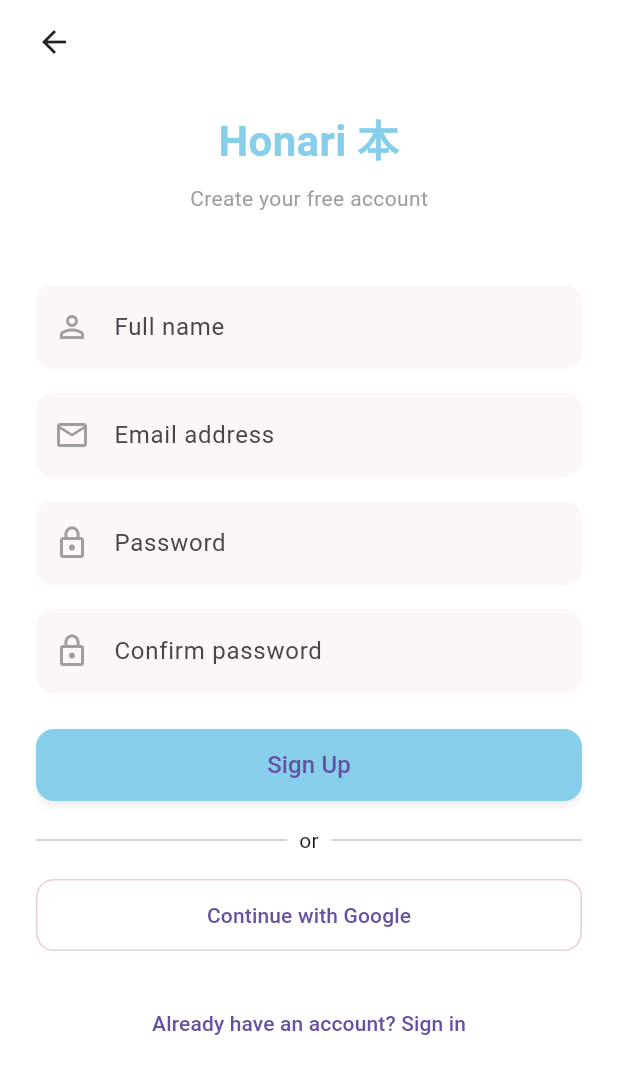
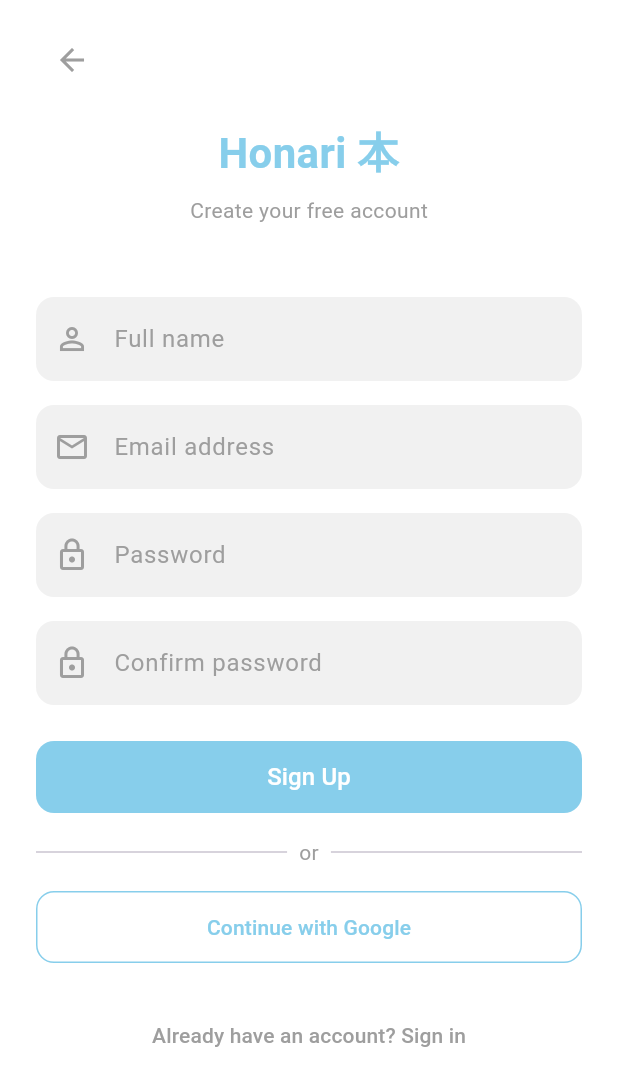
Before and after one commit to deesnutz00/honari, a Flutter app: the SignUpScreen screen opened directly, on a phone screen of 412 x 824 dp. Shown: the top 1086 px of the screen. Run offline on Flutter 3.47's test engine with Material 3 defaults, Android fonts, the light colour scheme and no system bars; our stand-ins replace shared_preferences; accounts and stored records are empty.

Commit message:
minor changes to asthetics

```diff
--- a/lib/screens/signup_screen.dart
+++ b/lib/screens/signup_screen.dart
@@ -13,8 +13,11 @@ class SignUpScreen extends StatelessWidget {
           child: Column(
             crossAxisAlignment: CrossAxisAlignment.start,
             children: [
-              const Icon(Icons.arrow_back),
-              const SizedBox(height: 32),
+              IconButton(
+                icon: const Icon(Icons.arrow_back, color: Colors.grey),
+                onPressed: () => Navigator.pop(context),
+              ),
+              const SizedBox(height: 16),
               Center(
                 child: Column(
                   children: const [
@@ -35,28 +38,32 @@ class SignUpScreen extends StatelessWidget {
                 ),
               ),
               const SizedBox(height: 48),
-              const _SoftTextField(
+
+              // Fields
+              const _GreyTextField(
                 icon: Icons.person_outline,
                 hintText: 'Full name',
               ),
               const SizedBox(height: 16),
-              const _SoftTextField(
+              const _GreyTextField(
                 icon: Icons.email_outlined,
                 hintText: 'Email address',
               ),
               const SizedBox(height: 16),
-              const _SoftTextField(
+              const _GreyTextField(
                 icon: Icons.lock_outline,
                 hintText: 'Password',
                 obscureText: true,
               ),
               const SizedBox(height: 16),
-              const _SoftTextField(
+              const _GreyTextField(
                 icon: Icons.lock_outline,
                 hintText: 'Confirm password',
                 obscureText: true,
               ),
               const SizedBox(height: 24),
+
+              // Sign Up button
               SizedBox(
                 width: double.infinity,
                 height: 48,
@@ -65,52 +72,69 @@ class SignUpScreen extends StatelessWidget {
                     // Add sign-up logic here
                   },
                   style: ElevatedButton.styleFrom(
-                    backgroundColor: Color(0xFF87CEEB), // sky blue
+                    backgroundColor: const Color(0xFF87CEEB), // sky blue
                     shape: RoundedRectangleBorder(
                       borderRadius: BorderRadius.circular(12),
                     ),
-                    elevation: 2,
-                    shadowColor: Colors.grey.withOpacity(0.2),
+                    elevation: 0,
                   ),
-                  child: const Text('Sign Up', style: TextStyle(fontSize: 16)),
+                  child: const Text(
+                    'Sign Up',
+                    style: TextStyle(fontSize: 16, color: Colors.white),
+                  ),
                 ),
               ),
+
               const SizedBox(height: 16),
               Row(
                 children: const [
                   Expanded(child: Divider()),
                   Padding(
                     padding: EdgeInsets.symmetric(horizontal: 8),
-                    child: Text('or'),
+                    child: Text('or', style: TextStyle(color: Colors.grey)),
                   ),
                   Expanded(child: Divider()),
                 ],
               ),
+
               const SizedBox(height: 16),
               SizedBox(
                 width: double.infinity,
                 height: 48,
                 child: OutlinedButton(
                   onPressed: () {},
-                  child: const Text('Continue with Google'),
                   style: OutlinedButton.styleFrom(
                     backgroundColor: Colors.white,
-                    side: BorderSide(
-                      color: Color(0xFFE8D0D0),
-                    ), // sakura soft pink
+                    side: const BorderSide(
+                      color: Color.fromARGB(
+                        255,
+                        135,
+                        206,
+                        235,
+                      ), // Outline color
+                      width: 1,
+                    ),
                     shape: RoundedRectangleBorder(
                       borderRadius: BorderRadius.circular(12),
                     ),
                   ),
+                  child: const Text(
+                    'Continue with Google',
+                    style: TextStyle(color: Color.fromARGB(255, 135, 206, 235)),
+                  ),
                 ),
               ),
+
               const SizedBox(height: 24),
               Center(
                 child: TextButton(
                   onPressed: () {
                     Navigator.pop(context); // Go back to login
                   },
-                  child: const Text("Already have an account? Sign in"),
+                  child: const Text(
+                    "Already have an account? Sign in",
+                    style: TextStyle(color: Colors.grey),
+                  ),
                 ),
               ),
             ],
@@ -121,13 +145,13 @@ class SignUpScreen extends StatelessWidget {
   }
 }
 
-// Custom Soft Text Field Widget
-class _SoftTextField extends StatelessWidget {
+// TextField with login-style grey background
+class _GreyTextField extends StatelessWidget {
   final IconData icon;
   final String hintText;
   final bool obscureText;
 
-  const _SoftTextField({
+  const _GreyTextField({
     Key? key,
     required this.icon,
     required this.hintText,
@@ -138,11 +162,13 @@ class _SoftTextField extends StatelessWidget {
   Widget build(BuildContext context) {
     return TextField(
       obscureText: obscureText,
+      style: const TextStyle(color: Colors.black87),
       decoration: InputDecoration(
         prefixIcon: Icon(icon, color: Colors.grey),
         hintText: hintText,
+        hintStyle: const TextStyle(color: Colors.grey),
         filled: true,
-        fillColor: Color(0xFFFDF6F6), // very soft sakura tone
+        fillColor: Color(0xFFF1F1F1), // Light grey background
         border: OutlineInputBorder(
           borderRadius: BorderRadius.circular(12),
           borderSide: BorderSide.none,
--- a/lib/screens/upload_screen.dart
+++ b/lib/screens/upload_screen.dart
@@ -118,7 +118,14 @@ class _UploadScreenState extends State<UploadScreen> {
                   borderRadius: BorderRadius.circular(12),
                 ),
               ),
-              child: const Text("Upload Book", style: TextStyle(fontSize: 16)),
+              child: const Text(
+                "Upload Book",
+                style: TextStyle(
+                  fontSize: 16,
+                  fontWeight: FontWeight.bold,
+                  color: Color.fromARGB(255, 255, 255, 255),
+                ),
+              ),
             ),
           ],
         ),
```
